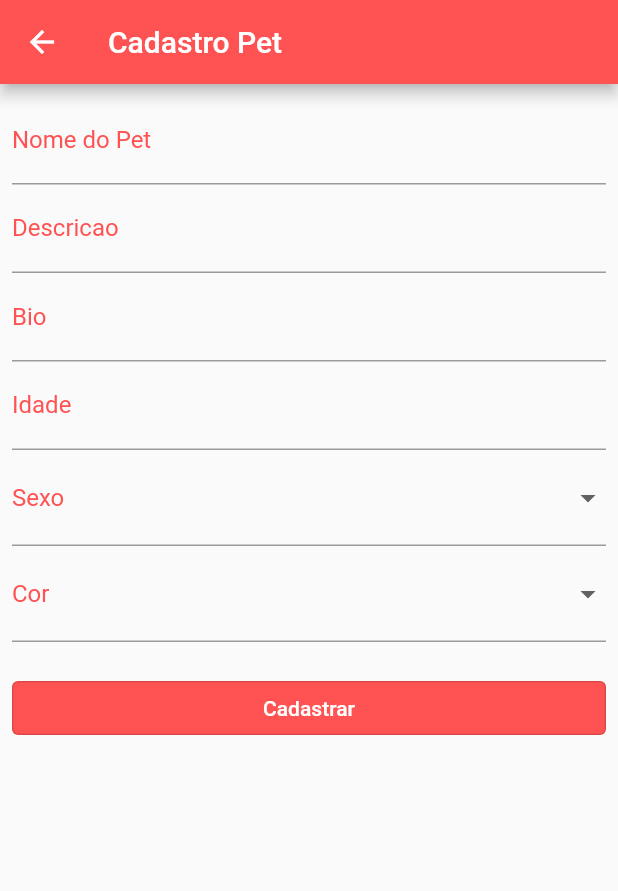
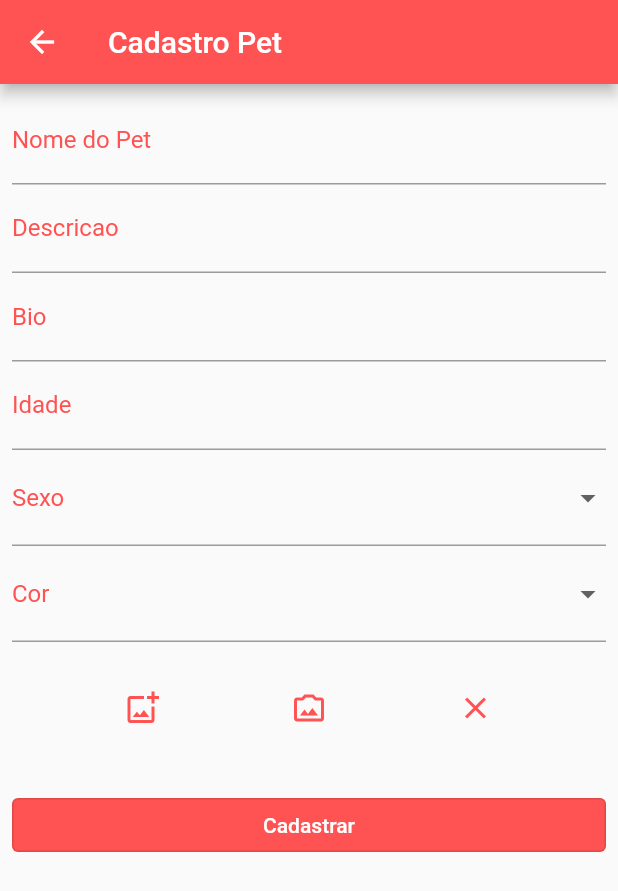
Before and after one commit to arielsardinha/flutter-life_pet, a Flutter app: the CadastroPetView screen opened by its route, on a phone screen of 412 x 824 dp. Shown: the top 891 px of the screen. Run offline on Flutter 3.47's test engine with Material 2 defaults, Android fonts, the phone set to English and light mode, and no system bars; our stand-ins replace image_picker.

Commit message:
criando formulario pet 3

```diff
--- a/lib/modules/pets/cadastr_pet_view.dart
+++ b/lib/modules/pets/cadastr_pet_view.dart
@@ -1,3 +1,5 @@
+import 'dart:io';
+
 import 'package:flutter/material.dart';
 import 'package:life_pet/modules/pets/cadastro_pet_controller.dart';
 
@@ -89,6 +91,51 @@ class _CadastroPetViewState extends State<CadastroPetView> {
                   labelStyle: TextStyle(color: Colors.redAccent),
                 ),
               ),
+              Visibility(
+                visible: controller.image.path != '',
+                child: Padding(
+                  padding: const EdgeInsets.only(top: 20),
+                  child: Image.file(controller.image),
+                ),
+              ),
+              Padding(
+                padding: const EdgeInsets.only(top: 20, bottom: 10),
+                child: Row(
+                  mainAxisAlignment: MainAxisAlignment.spaceEvenly,
+                  children: [
+                    IconButton(
+                      onPressed: () async {
+                        await controller.acessGalery();
+                        setState(() {});
+                      },
+                      icon: const Icon(
+                        Icons.add_photo_alternate_outlined,
+                        color: Colors.redAccent,
+                      ),
+                    ),
+                    IconButton(
+                      onPressed: () async {
+                        await controller.acessCam();
+                        setState(() {});
+                      },
+                      icon: const Icon(
+                        Icons.photo_camera_back_outlined,
+                        color: Colors.redAccent,
+                      ),
+                    ),
+                    IconButton(
+                      onPressed: () {
+                        controller.clearImage();
+                        setState(() {});
+                      },
+                      icon: const Icon(
+                        Icons.clear,
+                        color: Colors.redAccent,
+                      ),
+                    ),
+                  ],
+                ),
+              ),
               Container(
                 width: MediaQuery.of(context).size.width,
                 margin: const EdgeInsets.only(top: 20),
--- a/pubspec.yaml
+++ b/pubspec.yaml
@@ -34,6 +34,7 @@ dependencies:
   # The following adds the Cupertino Icons font to your application.
   # Use with the CupertinoIcons class for iOS style icons.
   cupertino_icons: ^1.0.2
+  image_picker: ^0.8.4+11
 
 dev_dependencies:
   flutter_test:
```
Also changed, not shown: lib/modules/pets/cadastro_pet_controller.dart (+27 -0 lines), pubspec.lock.
